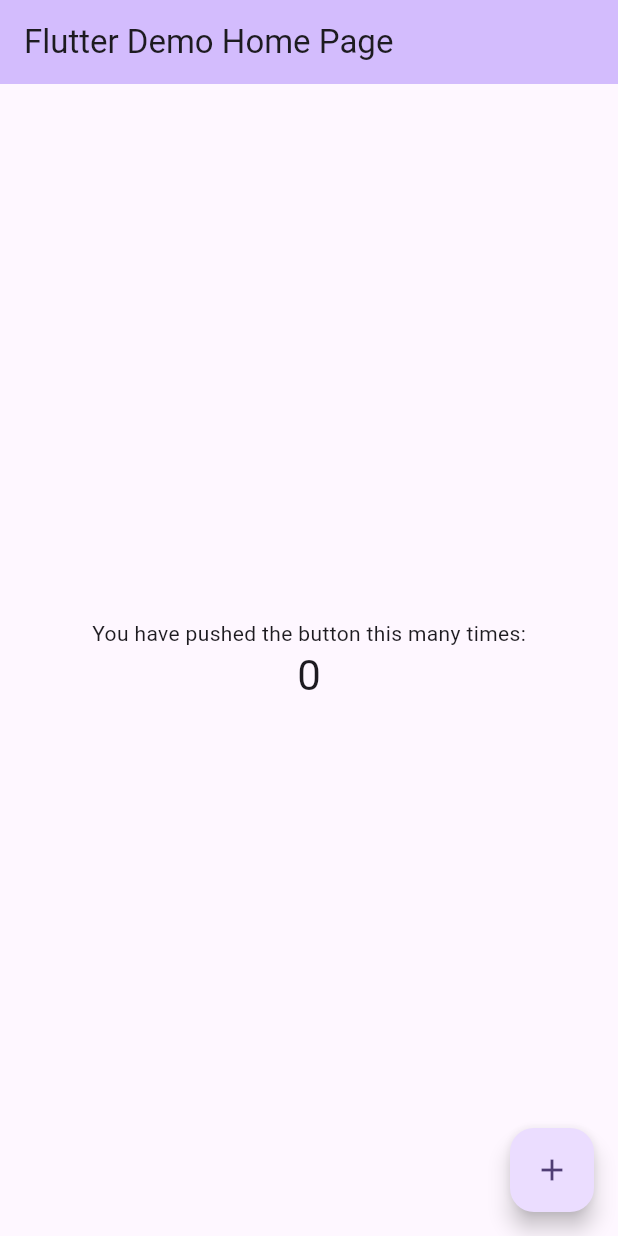
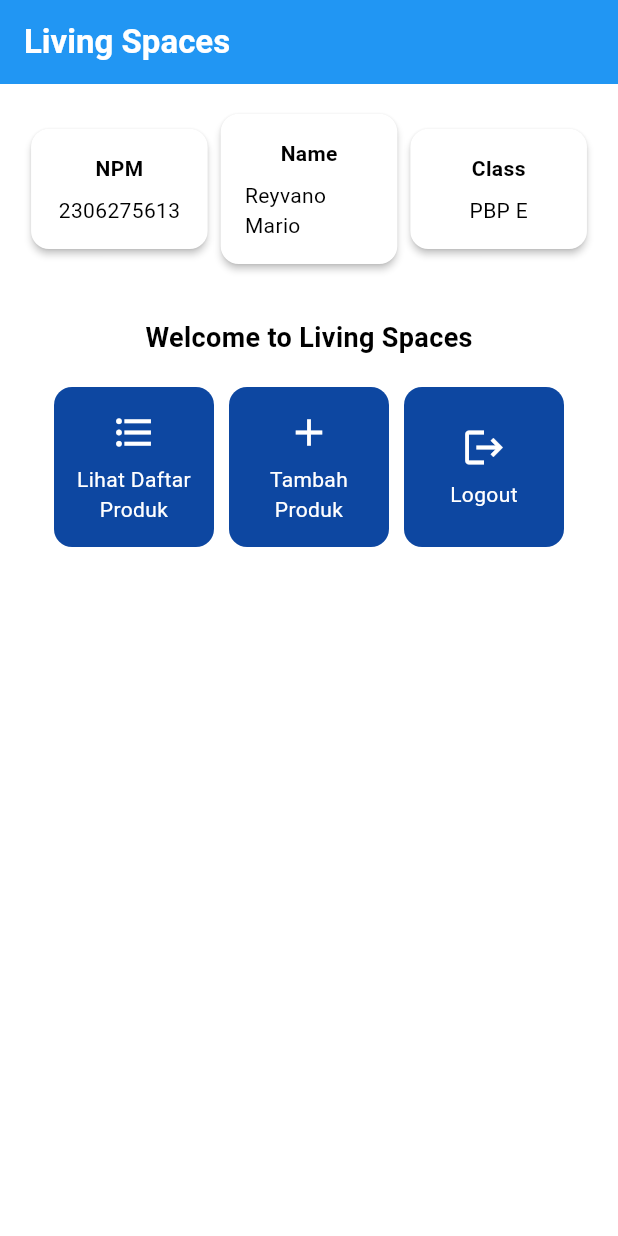
Before and after one commit to reyvanomario/living-spaces-mobile, a Flutter app: the screen it shows after launch, on a phone screen of 412 x 824 dp. Run offline on Flutter 3.47's test engine with Material 3 defaults, Android fonts, the phone set to English and light mode, and no system bars.

Commit message:
menyelesaikan kode tugas 7

```diff
--- a/living_spaces/lib/main.dart
+++ b/living_spaces/lib/main.dart
@@ -1,4 +1,5 @@
 import 'package:flutter/material.dart';
+import 'package:living_spaces/menu.dart';
 
 void main() {
   runApp(const MyApp());
@@ -28,98 +29,11 @@
         //
         // This works for code too, not just values: Most code changes can be
         // tested with just a hot reload.
-        colorScheme: ColorScheme.fromSeed(seedColor: Colors.deepPurple),
-        useMaterial3: true,
+        colorScheme: ColorScheme.fromSwatch(
+              primarySwatch: Colors.blue,
+        ).copyWith(secondary: Colors.blue[900]),
       ),
-      home: const MyHomePage(title: 'Flutter Demo Home Page'),
+      home: MyHomePage(),
     );
   }
 }
-
-class MyHomePage extends StatefulWidget {
-  const MyHomePage({super.key, required this.title});
-
-  // This widget is the home page of your application. It is stateful, meaning
-  // that it has a State object (defined below) that contains fields that affect
-  // how it looks.
-
-  // This class is the configuration for the state. It holds the values (in this
-  // case the title) provided by the parent (in this case the App widget) and
-  // used by the build method of the State. Fields in a Widget subclass are
-  // always marked "final".
-
-  final String title;
-
-  @override
-  State<MyHomePage> createState() => _MyHomePageState();
-}
-
-class _MyHomePageState extends State<MyHomePage> {
-  int _counter = 0;
-
-  void _incrementCounter() {
-    setState(() {
-      // This call to setState tells the Flutter framework that something has
-      // changed in this State, which causes it to rerun the build method below
-      // so that the display can reflect the updated values. If we changed
-      // _counter without calling setState(), then the build method would not be
-      // called again, and so nothing would appear to happen.
-      _counter++;
-    });
-  }
-
-  @override
-  Widget build(BuildContext context) {
-    // This method is rerun every time setState is called, for instance as done
-    // by the _incrementCounter method above.
-    //
-    // The Flutter framework has been optimized to make rerunning build methods
-    // fast, so that you can just rebuild anything that needs updating rather
-    // than having to individually change instances of widgets.
-    return Scaffold(
-      appBar: AppBar(
-        // TRY THIS: Try changing the color here to a specific color (to
-        // Colors.amber, perhaps?) and trigger a hot reload to see the AppBar
-        // change color while the other colors stay the same.
-        backgroundColor: Theme.of(context).colorScheme.inversePrimary,
-        // Here we take the value from the MyHomePage object that was created by
-        // the App.build method, and use it to set our appbar title.
-        title: Text(widget.title),
-      ),
-      body: Center(
-        // Center is a layout widget. It takes a single child and positions it
-        // in the middle of the parent.
-        child: Column(
-          // Column is also a layout widget. It takes a list of children and
-          // arranges them vertically. By default, it sizes itself to fit its
-          // children horizontally, and tries to be as tall as its parent.
-          //
-          // Column has various properties to control how it sizes itself and
-          // how it positions its children. Here we use mainAxisAlignment to
-          // center the children vertically; the main axis here is the vertical
-          // axis because Columns are vertical (the cross axis would be
-          // horizontal).
-          //
-          // TRY THIS: Invoke "debug painting" (choose the "Toggle Debug Paint"
-          // action in the IDE, or press "p" in the console), to see the
-          // wireframe for each widget.
-          mainAxisAlignment: MainAxisAlignment.center,
-          children: <Widget>[
-            const Text(
-              'You have pushed the button this many times:',
-            ),
-            Text(
-              '$_counter',
-              style: Theme.of(context).textTheme.headlineMedium,
-            ),
-          ],
-        ),
-      ),
-      floatingActionButton: FloatingActionButton(
-        onPressed: _incrementCounter,
-        tooltip: 'Increment',
-        child: const Icon(Icons.add),
-      ), // This trailing comma makes auto-formatting nicer for build methods.
-    );
-  }
-}
--- /dev/null
+++ b/living_spaces/lib/menu.dart
@@ -0,0 +1,188 @@
+import 'package:flutter/material.dart';
+
+class MyHomePage extends StatelessWidget {
+  final String npm = '2306275613'; // NPM
+  final String name = 'Reyvano Mario'; // Nama
+  final String className = 'PBP E'; // Kelas
+
+  final List<ItemHomepage> items = [
+      ItemHomepage("Lihat Daftar Produk", Icons.format_list_bulleted),
+      ItemHomepage("Tambah Produk", Icons.add),
+      ItemHomepage("Logout", Icons.logout),
+  ];
+
+  MyHomePage({super.key});
+
+  @override
+  Widget build(BuildContext context) {
+    // Scaffold menyediakan struktur dasar halaman dengan AppBar dan body.
+    return Scaffold(
+      // AppBar adalah bagian atas halaman yang menampilkan judul.
+      appBar: AppBar(
+        title: const Text(
+          'Living Spaces',
+          style: TextStyle(
+            color: Colors.white,
+            fontWeight: FontWeight.bold,
+          ),
+        ),
+        // Warna latar belakang AppBar diambil dari skema warna tema aplikasi.
+        backgroundColor: Theme.of(context).colorScheme.primary,
+      ),
+      // Body halaman dengan padding di sekelilingnya.
+      body: Padding(
+        padding: const EdgeInsets.all(16.0),
+        // Menyusun widget secara vertikal dalam sebuah kolom.
+        child: Column(
+          crossAxisAlignment: CrossAxisAlignment.center,
+          children: [
+            // Row untuk menampilkan 3 InfoCard secara horizontal.
+            Row(
+              mainAxisAlignment: MainAxisAlignment.spaceEvenly,
+              children: [
+                InfoCard(title: 'NPM', content: npm),
+                InfoCard(title: 'Name', content: name),
+                InfoCard(title: 'Class', content: className),
+              ],
+            ),
+
+            // Memberikan jarak vertikal 16 unit.
+            const SizedBox(height: 16.0),
+
+            // Menempatkan widget berikutnya di tengah halaman.
+            Center(
+              child: Column(
+                // Menyusun teks dan grid item secara vertikal.
+
+                children: [
+                  // Menampilkan teks sambutan dengan gaya tebal dan ukuran 18.
+                  const Padding(
+                    padding: EdgeInsets.only(top: 16.0),
+                    child: Text(
+                      'Welcome to Living Spaces',
+                      style: TextStyle(
+                        fontWeight: FontWeight.bold,
+                        fontSize: 18.0,
+                      ),
+                    ),
+                  ),
+
+                  // Grid untuk menampilkan ItemCard dalam bentuk grid 3 kolom.
+                  GridView.count(
+                    primary: true,
+                    padding: const EdgeInsets.all(20),
+                    crossAxisSpacing: 10,
+                    mainAxisSpacing: 10,
+                    crossAxisCount: 3,
+                    // Agar grid menyesuaikan tinggi kontennya.
+                    shrinkWrap: true,
+
+                    // Menampilkan ItemCard untuk setiap item dalam list items.
+                    children: items.map((ItemHomepage item) {
+                      return ItemCard(item);
+                    }).toList(),
+                  ),
+                ],
+              ),
+            ),
+          ],
+        ),
+      ),
+    );
+  }
+}
+
+
+class InfoCard extends StatelessWidget {
+  // Kartu informasi yang menampilkan title dan content.
+
+  final String title;  // Judul kartu.
+  final String content;  // Isi kartu.
+
+  const InfoCard({super.key, required this.title, required this.content});
+
+  @override
+  Widget build(BuildContext context) {
+    return Card(
+      // Membuat kotak kartu dengan bayangan dibawahnya.
+      elevation: 2.0,
+      child: Container(
+        // Mengatur ukuran dan jarak di dalam kartu.
+        width: MediaQuery.of(context).size.width / 3.5, // menyesuaikan dengan lebar device yang digunakan.
+        padding: const EdgeInsets.all(16.0),
+        // Menyusun title dan content secara vertikal.
+        child: Column(
+          children: [
+            Text(
+              title,
+              style: const TextStyle(fontWeight: FontWeight.bold),
+            ),
+            const SizedBox(height: 8.0),
+            Text(content),
+          ],
+        ),
+      ),
+    );
+  }
+}
+
+class ItemHomepage {
+    final String name;
+    final IconData icon;
+
+    ItemHomepage(this.name, this.icon);
+}
+
+class ItemCard extends StatelessWidget {
+  // Menampilkan kartu dengan ikon dan nama.
+
+  final ItemHomepage item;
+
+  const ItemCard(this.item, {super.key});
+
+  @override
+  Widget build(BuildContext context) {
+    return Material(
+      // Menentukan warna latar belakang dari tema aplikasi.
+      color: Theme.of(context).colorScheme.secondary,
+      // Membuat sudut kartu melengkung.
+      borderRadius: BorderRadius.circular(12),
+
+      child: InkWell(
+        // Aksi ketika kartu ditekan.
+        onTap: () {
+          // Menampilkan pesan SnackBar saat kartu ditekan.
+          ScaffoldMessenger.of(context)
+            ..hideCurrentSnackBar()
+            ..showSnackBar(
+              SnackBar(content: Text("Kamu telah menekan tombol ${item.name}"))
+            );
+        },
+        // Container untuk menyimpan Icon dan Text
+        child: Container(
+          padding: const EdgeInsets.all(8),
+          child: Center(
+            child: Column(
+              // Menyusun ikon dan teks di tengah kartu.
+              mainAxisAlignment: MainAxisAlignment.center,
+              children: [
+                Icon(
+                  item.icon,
+                  color: Colors.white,
+                  size: 30.0,
+                ),
+                const Padding(padding: EdgeInsets.all(3)),
+                Text(
+                  item.name,
+                  textAlign: TextAlign.center,
+                  style: const TextStyle(color: Colors.white),
+                ),
+              ],
+            ),
+          ),
+        ),
+      ),
+    );
+  }
+
+}
```
Also changed, not shown: 1 other file.
